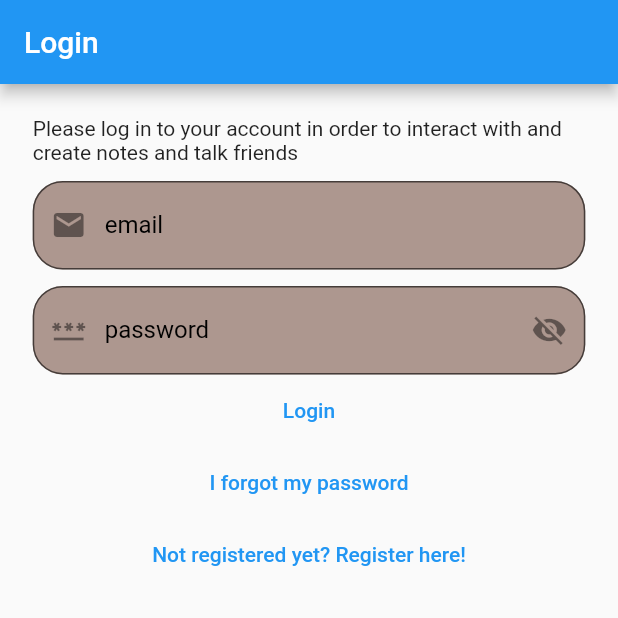
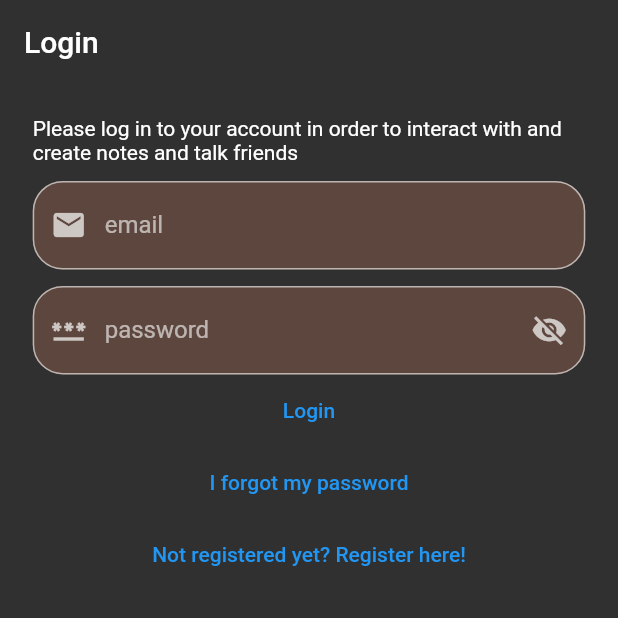
Before and after one commit to skyturkish/second_hand, a Flutter app: the screen it shows after launch, on a phone screen of 412 x 824 dp, the top half of it. Run offline on Flutter 3.47's test engine with Material 2 defaults, Android fonts, the phone set to English and light mode, and no system bars; our stand-ins replace bloc, cloud_firestore, easy_localization, equatable, firebase_auth, firebase_core and 3 more; accounts and stored records are empty.

```diff
--- a/lib/main.dart
+++ b/lib/main.dart
@@ -60,31 +60,36 @@ class MyApp extends StatelessWidget {
   Widget build(BuildContext context) {
     return MaterialApp(
       // TODO theme'leri başka yere al
-      theme: ThemeData.light().copyWith(
-        textSelectionTheme: const TextSelectionThemeData(
-          cursorColor: Colors.red,
+      theme: ThemeData.dark().copyWith(
+        appBarTheme: const AppBarTheme(
+          //titleTextStyle: TextStyle(color: Colors.black87),
+          backgroundColor: Colors.transparent,
+          elevation: 0,
         ),
-        inputDecorationTheme: const InputDecorationTheme(
-          hintStyle: TextStyle(color: Colors.black),
-          labelStyle: TextStyle(color: Colors.black),
-          iconColor: Color.fromARGB(255, 14, 13, 13),
-        ),
-        bottomNavigationBarTheme: BottomNavigationBarThemeData(
-          backgroundColor: const Color.fromARGB(255, 141, 134, 134),
-          showUnselectedLabels: true,
-          selectedIconTheme: IconThemeData(
-            color: Theme.of(context).errorColor,
-          ),
-          selectedLabelStyle: TextStyle(
-            color: Theme.of(context).errorColor,
-          ),
-          unselectedIconTheme: IconThemeData(
-            color: Theme.of(context).highlightColor,
-          ),
-          unselectedLabelStyle: TextStyle(
-            color: Theme.of(context).errorColor,
-          ),
-        ),
+        // textSelectionTheme: const TextSelectionThemeData(
+        //   cursorColor: Colors.red,
+        // ),
+        // inputDecorationTheme: const InputDecorationTheme(
+        //   hintStyle: TextStyle(color: Colors.black),
+        //   labelStyle: TextStyle(color: Colors.black),
+        //   iconColor: Color.fromARGB(255, 14, 13, 13),
+        // ),
+        // bottomNavigationBarTheme: BottomNavigationBarThemeData(
+        //   backgroundColor: const Color.fromARGB(255, 141, 134, 134),
+        //   showUnselectedLabels: true,
+        //   selectedIconTheme: IconThemeData(
+        //     color: Theme.of(context).errorColor,
+        //   ),
+        //   selectedLabelStyle: TextStyle(
+        //     color: Theme.of(context).errorColor,
+        //   ),
+        //   unselectedIconTheme: IconThemeData(
+        //     color: Theme.of(context).highlightColor,
+        //   ),
+        //   unselectedLabelStyle: TextStyle(
+        //     color: Theme.of(context).errorColor,
+        //   ),
+        // ),
       ),
       localizationsDelegates: context.localizationDelegates,
       supportedLocales: context.supportedLocales,
--- a/lib/view/app/home/storage_image_view.dart
+++ b/lib/view/app/home/storage_image_view.dart
@@ -26,7 +26,7 @@ class StorageImageView extends StatelessWidget {
               final data = snapshot.data!;
               return Image.memory(
                 data,
-                fit: BoxFit.fill,
+                fit: BoxFit.cover,
               );
             }
             // else if (snapshot.hasError) { // handle error
```
Also changed, not shown: lib/view/app/addproduct/include_some_details.dart (+33 -12 lines), lib/view/app/home/detail_product_view.dart (added, +41 -0 lines), lib/view/app/home/home_view.dart (+47 -4 lines).
